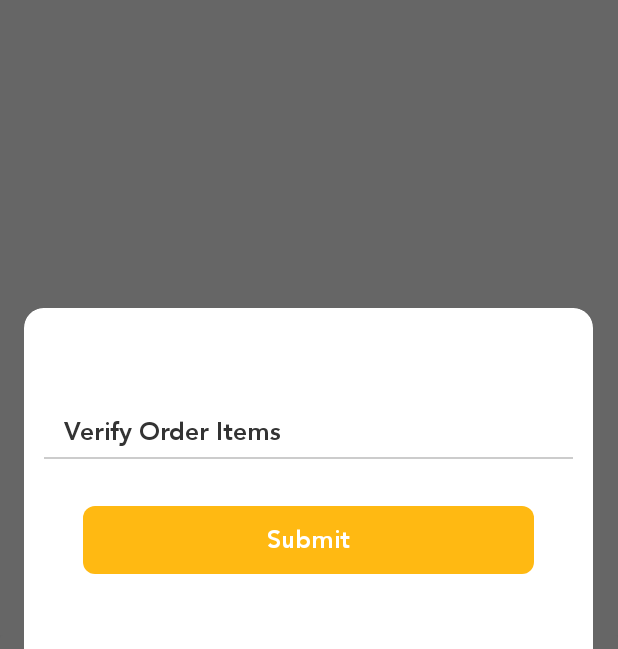
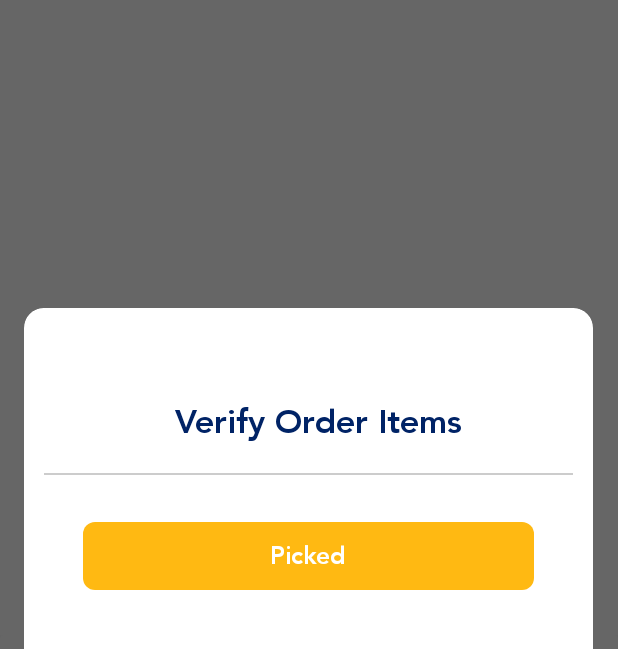
Before and after one commit to mohittanwar94/deliveryApp, an Android app: the fragment ItemsDialogFragment placed in its activity, on a phone screen of 412 x 824 dp, the part 126-775 px from its top. Run offline under Robolectric (Android 15) with nearby library versions, the phone set to English and light mode, and no system bars; our stand-ins replace Firebase (no records; nobody signed in at launch, a user with empty details on screens opened directly), sdp/ssp sizes; libraries missing offline, so code that uses them is left out: com.ncorti.slidetoact; plain views replace SlideToActView; 14 statements that could not run were skipped.

```diff
--- a/app/src/main/java/com/ezymd/restaurantapp/delivery/order/OrderPickupActivity.kt
+++ b/app/src/main/java/com/ezymd/restaurantapp/delivery/order/OrderPickupActivity.kt
@@ -73,6 +73,8 @@ class OrderPickupActivity : BaseActivity(), OnMapReadyCallback {
         val slideListener = object : SlideToActView.OnSlideCompleteListener {
             override fun onSlideComplete(view: SlideToActView) {
                 showItemDialog()
+                accept.resetSlider()
+
             }
 
         }
--- a/app/src/main/res/layout/fragment_dialog_item_list.xml
+++ b/app/src/main/res/layout/fragment_dialog_item_list.xml
@@ -21,16 +21,17 @@
 
         <com.ezymd.restaurantapp.delivery.customviews.SnapTextView
             android:id="@+id/title"
-            android:layout_width="wrap_content"
+            android:layout_width="match_parent"
             android:layout_height="wrap_content"
-            android:layout_gravity="top|left"
+            android:layout_gravity="top|center"
             android:layout_marginLeft="@dimen/_10sdp"
             android:layout_marginTop="@dimen/_3sdp"
-            android:gravity="left"
+            android:gravity="center"
+            android:layout_marginBottom="@dimen/_10sdp"
             android:text="@string/verify_order_items"
             android:textAllCaps="false"
-            android:textColor="@color/gray_333"
-            android:textSize="@dimen/_13sdp"
+            android:textColor="@color/color_002366"
+            android:textSize="@dimen/_17sdp"
             app:textFont="bold" />
 
 
@@ -41,6 +42,8 @@
             android:layout_below="@+id/title"
             android:fadingEdge="vertical"
             android:scrollbars="none"
+            android:divider="@color/dividerColor"
+            android:dividerHeight="@dimen/_1sdp"
             android:smoothScrollbar="true"
             android:soundEffectsEnabled="true" />
 
@@ -80,7 +83,7 @@
             android:layout_marginRight="@dimen/_20sdp"
             android:background="@drawable/ic_gray_btn_pressed"
             android:gravity="center"
-            android:text="@string/btn_submit"
+            android:text="@string/picked"
             android:textAllCaps="false"
             android:textColor="@color/white"
             android:textSize="@dimen/_13sdp"
--- a/app/src/main/res/layout/order_details.xml
+++ b/app/src/main/res/layout/order_details.xml
@@ -91,7 +91,7 @@
                 android:layout_height="wrap_content"
                 android:layout_marginStart="@dimen/_42sdp"
                 android:layout_marginTop="@dimen/_15sdp"
-                android:gravity="center_horizontal"
+                android:gravity="start|center"
                 android:text=""
                 android:visibility="gone"
                 android:textColor="@color/color_667ba3"
--- a/app/src/main/res/values/strings.xml
+++ b/app/src/main/res/values/strings.xml
@@ -140,5 +140,6 @@
     <string name="wallet">Wallet</string>
     <string name="verify_order_items">Verify Order Items</string>
     <string name="btn_submit">Submit</string>
+    <string name="picked">Picked</string>
 
 </resources>
```
Also changed, not shown: app/src/main/java/com/ezymd/restaurantapp/delivery/BaseActivity.kt (+12 -5 lines), app/src/main/java/com/ezymd/restaurantapp/delivery/order/adapter/ItemsAdapter.java (+13 -5 lines), app/src/main/res/layout/order_items_check.xml (+5 -2 lines).
